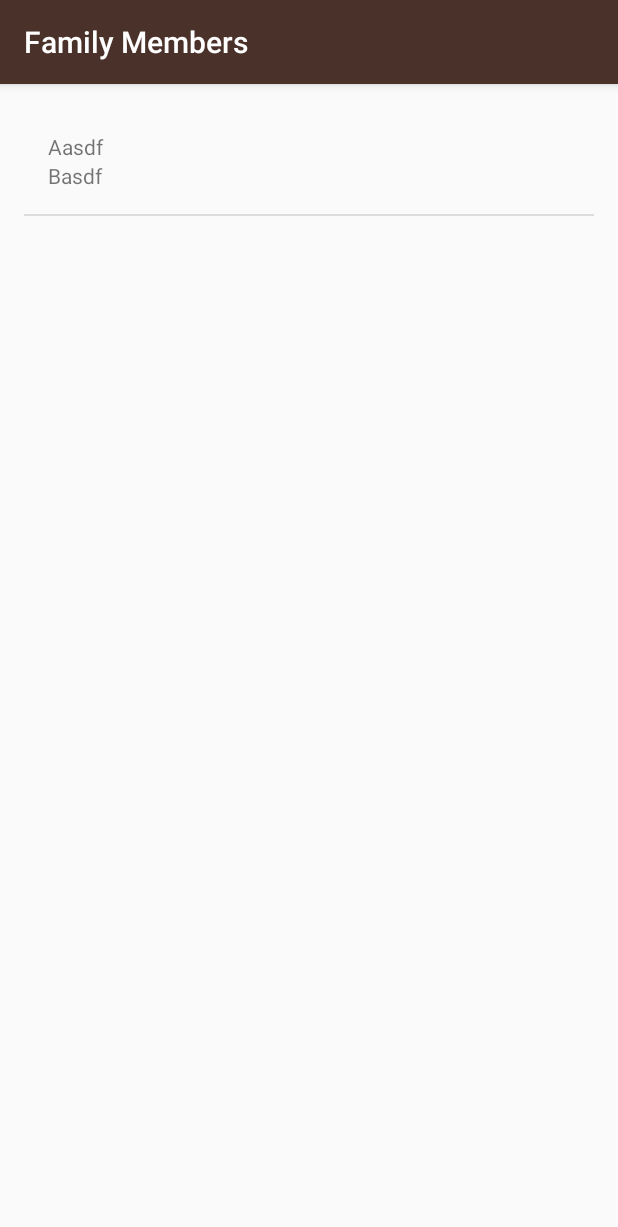
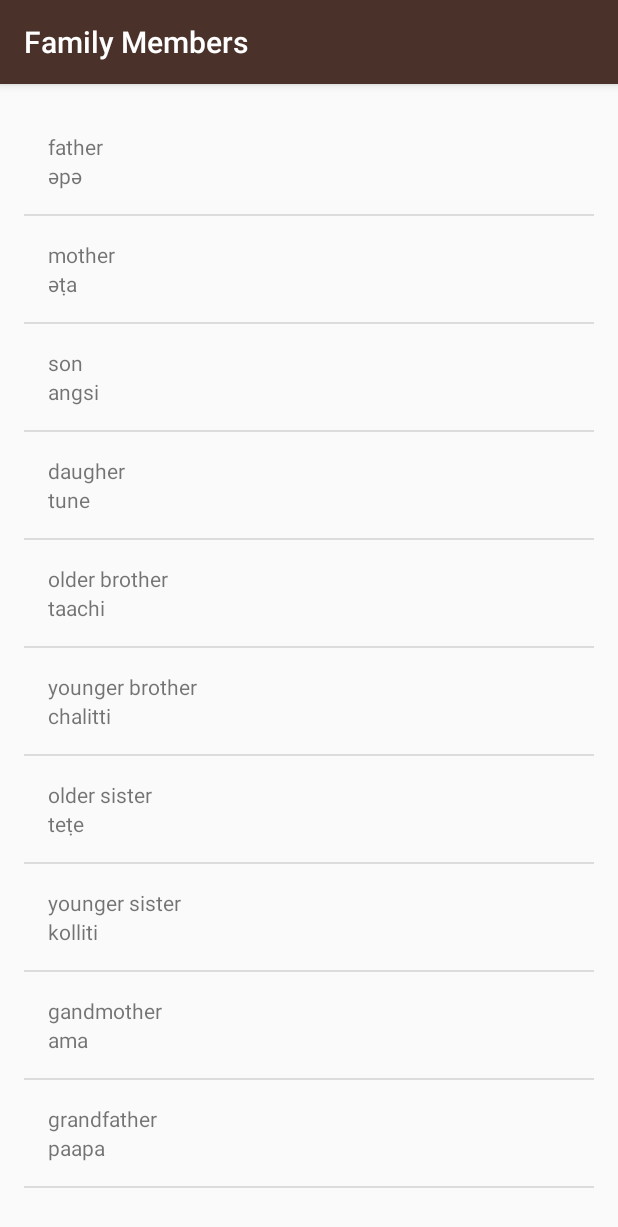
Before and after one commit to lehieu30794/MiwokAW, an Android app: the FamilyActivity screen opened directly, with no data from a screen before it, on a phone screen of 412 x 824 dp. Shown: the top 1227 px of the screen. Run offline under Robolectric (Android 15) with nearby library versions, the phone set to English and light mode, and no system bars.

Commit message:
Populate all item lists

```diff
--- a/app/src/main/java/com/example/android/miwok/FamilyActivity.java
+++ b/app/src/main/java/com/example/android/miwok/FamilyActivity.java
@@ -17,7 +17,17 @@ public class FamilyActivity extends AppCompatActivity {
         ArrayList<Family> familyItems = new ArrayList<Family>();
 
 
-        familyItems.add(new Family("Aasdf","Basdf"));
+        familyItems.add(new Family("father","әpә"));
+        familyItems.add(new Family("mother","әṭa"));
+        familyItems.add(new Family("son","angsi"));
+        familyItems.add(new Family("daugher","tune"));
+        familyItems.add(new Family("older brother","taachi"));
+        familyItems.add(new Family("younger brother","chalitti"));
+        familyItems.add(new Family("older sister","teṭe"));
+        familyItems.add(new Family("younger sister","kolliti"));
+        familyItems.add(new Family("gandmother","ama"));
+        familyItems.add(new Family("grandfather","paapa"));
+
 
       /*  familyMembers.add("father");
         familyMembers.add("mother");
```
Also changed, not shown: app/src/main/java/com/example/android/miwok/NumbersActivity.java (+8 -8 lines), app/src/main/java/com/example/android/miwok/PhrasesActivity.java (+10 -1 lines).
